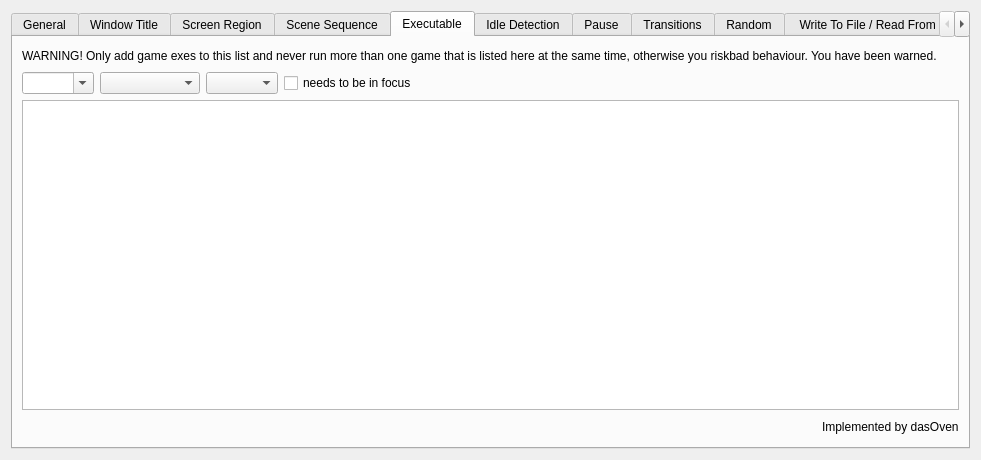
Above: forms/advanced-scene-switcher.ui from WarmUpTill/SceneSwitcher before the change. Below: the same form after it.
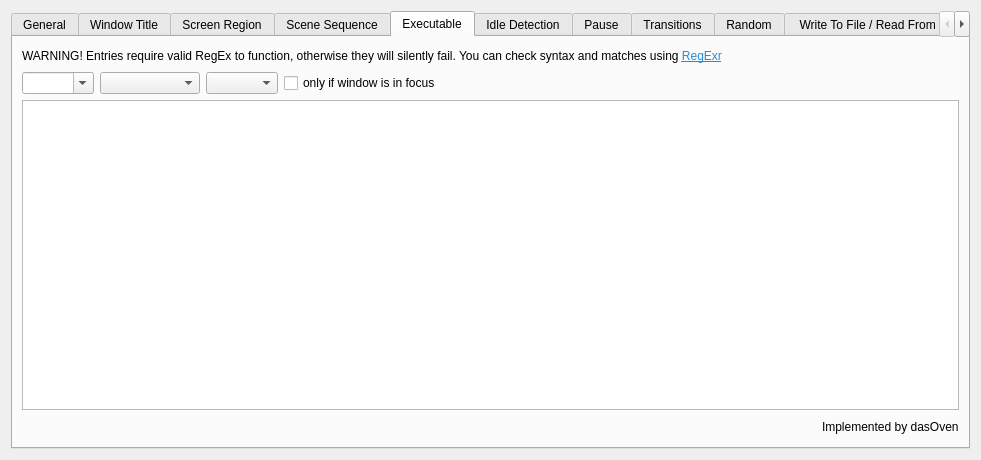
That is the form after the change. The open tabs and pages were chosen to show the change. Icons and pictures are not drawn.

Commit message:
Change executable switcher warning to regex requirement
Also change wording to align with Window Title, and fix an inconsequential error

What changed in the file:
```diff
--- a/forms/advanced-scene-switcher.ui
+++ b/forms/advanced-scene-switcher.ui
@@ -1138,7 +1138,13 @@
          <item>
           <widget class="QLabel" name="label_24">
            <property name="text">
-            <string>WARNING! Only add game exes to this list and never run more than one game that is listed here at the same time, otherwise you riskbad behaviour. You have been warned.</string>
+            <string>&lt;html&gt;&lt;head/&gt;&lt;body&gt;&lt;p&gt;WARNING! Entries require valid RegEx to function, otherwise they will silently fail. You can check syntax and matches using &lt;a href=&quot;https://regexr.com&quot;&gt;&lt;span style=&quot; text-decoration: underline; color:#268bd2;&quot;&gt;RegExr&lt;/span&gt;&lt;/a&gt;&lt;/p&gt;&lt;/body&gt;&lt;/html&gt;</string>
+           </property>
+           <property name="textFormat">
+            <enum>Qt::AutoText</enum>
+           </property>
+           <property name="openExternalLinks">
+            <bool>true</bool>
            </property>
           </widget>
          </item>
@@ -1185,7 +1191,7 @@
          <item>
           <widget class="QCheckBox" name="requiresFocusCheckBox">
            <property name="text">
-            <string>needs to be in focus</string>
+            <string>only if window is in focus</string>
            </property>
            <property name="autoRepeatInterval">
             <number>100</number>
```
Left out of the diff: 5 changed lines with no effect on the pictures.
